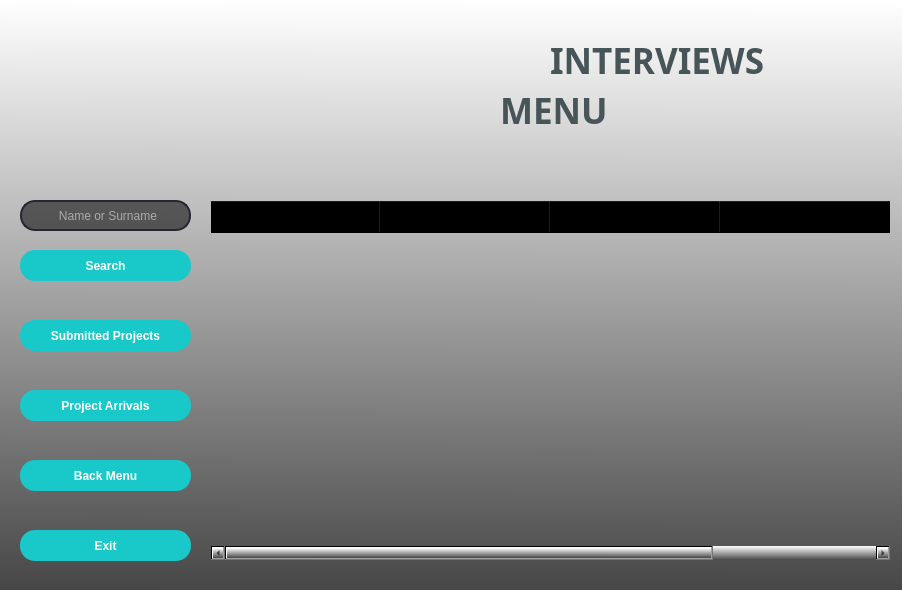
This is UI_Files/interviews_ui.ui in buyukakcali/Python-Module-Week7_CRM-Project as Qt 5 draws it before an edit. The edited form follows.
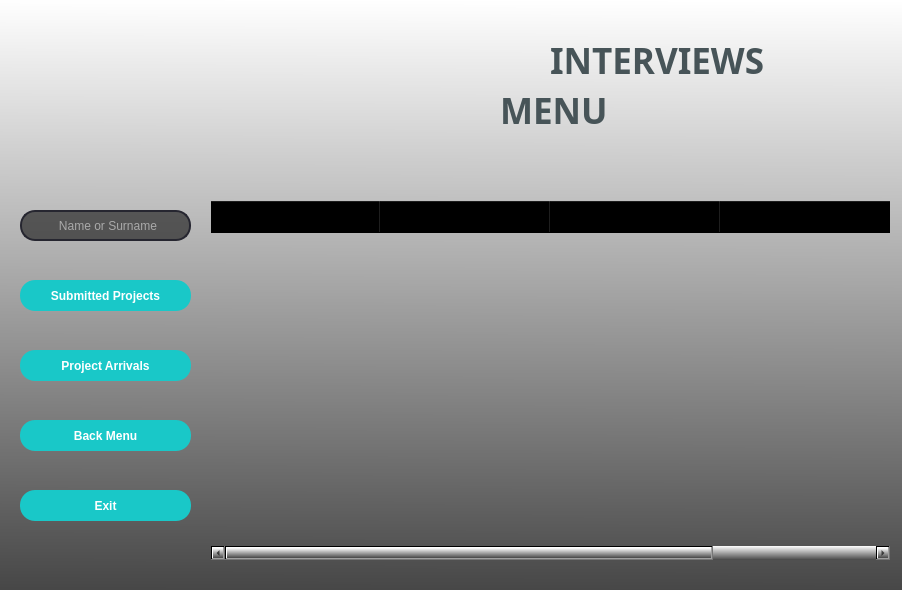
This is the edited form. Icons and pictures are not drawn.

Commit message: Arama kutularinin davranisi degistildigi icin Search butonlari kaldirildi

```diff
--- a/UI_Files/interviews_ui.ui
+++ b/UI_Files/interviews_ui.ui
@@ -101,7 +101,7 @@
    <property name="geometry">
     <rect>
      <x>20</x>
-     <y>530</y>
+     <y>490</y>
      <width>171</width>
      <height>31</height>
     </rect>
@@ -131,7 +131,7 @@
    <property name="geometry">
     <rect>
      <x>20</x>
-     <y>460</y>
+     <y>420</y>
      <width>171</width>
      <height>31</height>
     </rect>
@@ -161,7 +161,7 @@
    <property name="geometry">
     <rect>
      <x>20</x>
-     <y>320</y>
+     <y>280</y>
      <width>171</width>
      <height>31</height>
     </rect>
@@ -194,7 +194,7 @@
    <property name="geometry">
     <rect>
      <x>20</x>
-     <y>200</y>
+     <y>210</y>
      <width>171</width>
      <height>31</height>
     </rect>
@@ -275,36 +275,6 @@
     </property>
    </column>
   </widget>
-  <widget class="QPushButton" name="pushButtonSearch">
-   <property name="geometry">
-    <rect>
-     <x>20</x>
-     <y>250</y>
-     <width>171</width>
-     <height>31</height>
-    </rect>
-   </property>
-   <property name="font">
-    <font>
-     <family>Arial</family>
-     <bold>true</bold>
-    </font>
-   </property>
-   <property name="styleSheet">
-    <string notr="true">QPushButton{
-	border-radius : 15px;
-	background-color : rgb(25, 200, 200);
-	color: rgb(255, 255, 255);
-}
-QPushButton:hover{
-	background-color: rgb(20, 135, 135);
- border: 2px solid rgb(162, 0, 0);
-}</string>
-   </property>
-   <property name="text">
-    <string>Search</string>
-   </property>
-  </widget>
   <widget class="QLabel" name="labelMenu">
    <property name="geometry">
     <rect>
@@ -333,7 +303,7 @@
    <property name="geometry">
     <rect>
      <x>20</x>
-     <y>390</y>
+     <y>350</y>
      <width>171</width>
      <height>31</height>
     </rect>
```
Left out of the diff: 5 changed lines with no effect on the pictures. The commit also changes 5 other files.
